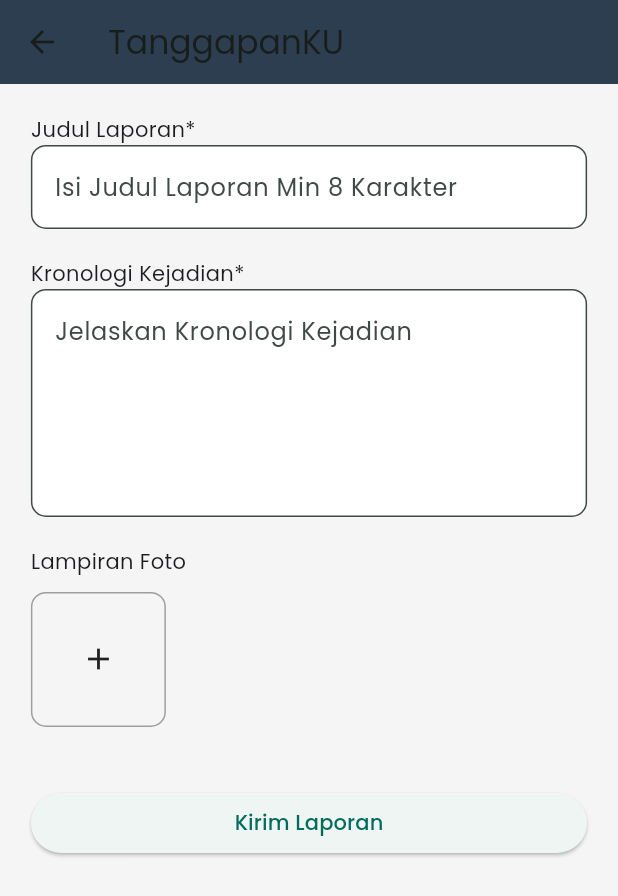
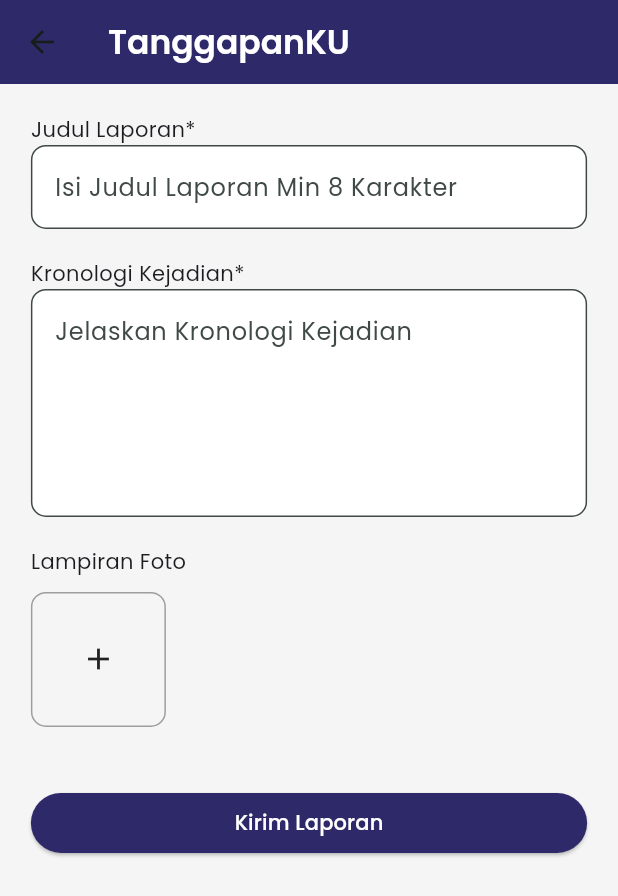
Before and after one commit to Kyzen2/TanggapanKu, a Flutter app: the PengaduanPage screen opened directly, on a phone screen of 412 x 824 dp. Shown: the top 896 px of the screen. Run offline on Flutter 3.47's test engine with Material 3 defaults, Android fonts, the phone set to English and light mode, and no system bars; our stand-ins replace carousel_slider, gap, google_fonts, image_picker, shared_preferences, smooth_page_indicator and 1 more; missing offline and left inert: tutorial_coach_mark; accounts and stored records are empty.

Commit message:
Memperbaiki UI di halaman pengaduan

```diff
--- a/lib/pages/pengaduan.dart
+++ b/lib/pages/pengaduan.dart
@@ -141,8 +141,14 @@ class _PengaduanPageState extends State<PengaduanPage> {
     return Scaffold(
       backgroundColor: lightGrey,
       appBar: AppBar(
-        backgroundColor: primaryBlueDark,
-        title: const Text("TanggapanKU"),
+        backgroundColor: const Color(0xFF2E2A6A),
+        title: Text(
+          "TanggapanKU",
+          style: GoogleFonts.poppins(
+            color: Colors.white,
+            fontWeight: FontWeight.w600,
+          ),
+        ),
       ),
       body: SingleChildScrollView(
         padding: EdgeInsets.all(screenWidth * 0.05),
@@ -191,10 +197,13 @@ class _PengaduanPageState extends State<PengaduanPage> {
             SizedBox(
               width: double.infinity,
               child: ElevatedButton(
+                style: ElevatedButton.styleFrom(
+                  backgroundColor: const Color(0xFF2E2A6A),
+                ),
                 onPressed: _loading ? null : _submitPengaduan,
                 child: _loading
                     ? const CircularProgressIndicator(color: Colors.white)
-                    : const Text("Kirim Laporan"),
+                    : const Text("Kirim Laporan", style: TextStyle(color: Colors.white)),
               ),
             )
           ],
```
